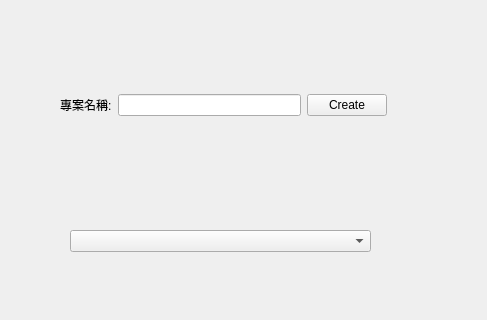
Old version of the form demo.ui in the repository paladinlee/create_project_object; both pictures show x 0 to 487 and y 0 to 320 of the 614 by 481 pixel window.
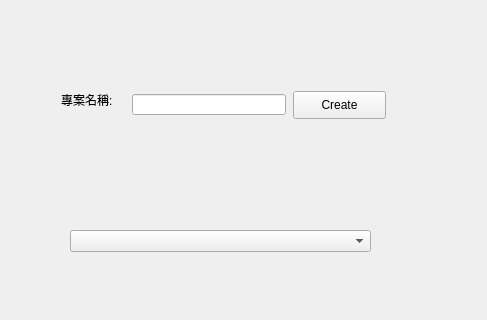
New version of the form.

What changed in the file:
```diff
--- a/demo.ui
+++ b/demo.ui
@@ -42,18 +42,35 @@
      <bool>false</bool>
     </property>
    </widget>
-   <widget class="QWidget" name="layoutWidget">
+   <widget class="QComboBox" name="comboBox">
     <property name="geometry">
      <rect>
-      <x>60</x>
-      <y>90</y>
-      <width>327</width>
-      <height>30</height>
+      <x>70</x>
+      <y>230</y>
+      <width>301</width>
+      <height>22</height>
      </rect>
     </property>
-    <layout class="QHBoxLayout" name="horizontalLayout">
-     <item>
+   </widget>
+   <widget class="QLineEdit" name="txt_ProjectName">
+    <property name="geometry">
+     <rect>
+      <x>132</x>
+      <y>94</y>
+      <width>154</width>
+      <height>21</height>
+     </rect>
+    </property>
+   </widget>
       <widget class="QLabel" name="lbl_ProjectName">
+    <property name="geometry">
+     <rect>
+      <x>61</x>
+      <y>91</y>
+      <width>64</width>
+      <height>18</height>
+     </rect>
+    </property>
        <property name="maximumSize">
         <size>
          <width>261</width>
@@ -64,27 +81,17 @@
         <string>&lt;html&gt;&lt;head/&gt;&lt;body&gt;&lt;p&gt;專案名稱:&lt;/p&gt;&lt;/body&gt;&lt;/html&gt;</string>
        </property>
       </widget>
-     </item>
-     <item>
-      <widget class="QLineEdit" name="txt_ProjectName"/>
-     </item>
-     <item>
       <widget class="QPushButton" name="btn_Create">
+    <property name="geometry">
+     <rect>
+      <x>293</x>
+      <y>91</y>
+      <width>93</width>
+      <height>28</height>
+     </rect>
+    </property>
        <property name="text">
         <string>Create</string>
-       </property>
-      </widget>
-     </item>
-    </layout>
-   </widget>
-   <widget class="QComboBox" name="comboBox">
-    <property name="geometry">
-     <rect>
-      <x>70</x>
-      <y>230</y>
-      <width>301</width>
-      <height>22</height>
-     </rect>
     </property>
    </widget>
   </widget>
```
Lines whose indentation alone changed are shown as unchanged.
